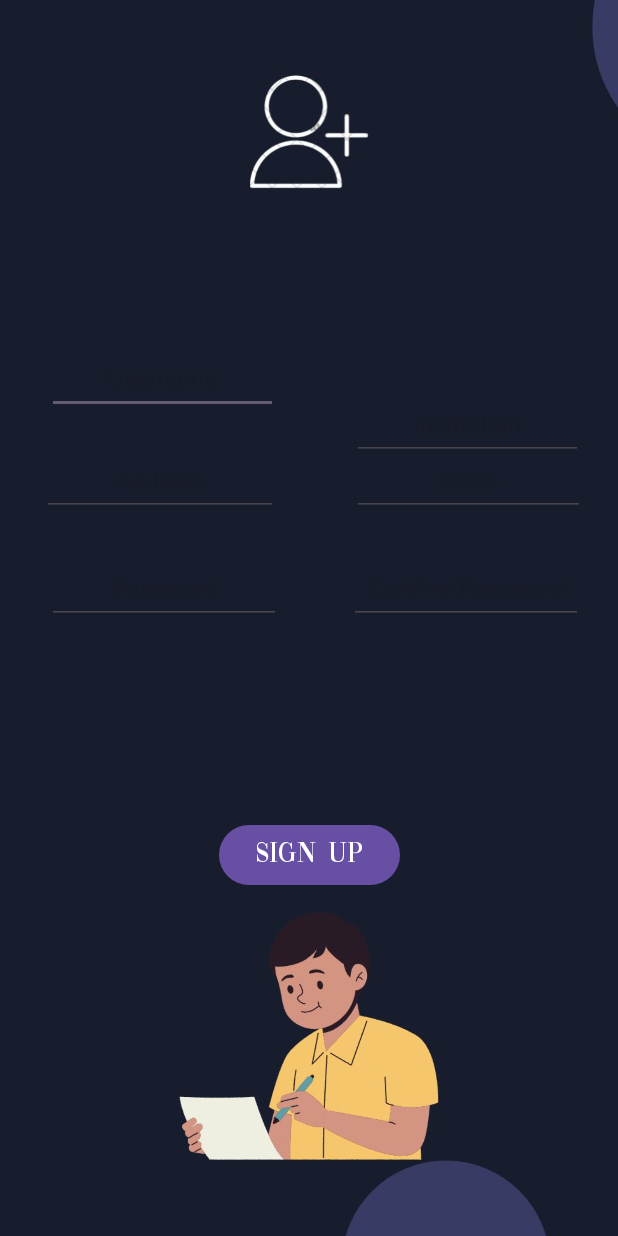
After one commit to Tanzim34/Golokdhadha, an Android app: the studentSignup screen opened directly, with no data from a screen before it, on a phone screen of 412 x 824 dp. The commit adds this screen. Run offline under Robolectric (Android 15) with nearby library versions, the phone set to English and light mode, and no system bars.

Commit message:
SignUpScreen added

```diff
--- a/app/src/main/AndroidManifest.xml
+++ b/app/src/main/AndroidManifest.xml
@@ -12,6 +12,9 @@
         android:supportsRtl="true"
         android:theme="@style/Theme.MyApplication"
         tools:targetApi="31">
+        <activity
+            android:name=".studentSignup"
+            android:exported="false" />
         <activity
             android:name=".teacherlogin"
             android:exported="false" />
--- a/app/src/main/java/com/example/myapplication/MainActivity.java
+++ b/app/src/main/java/com/example/myapplication/MainActivity.java
@@ -21,12 +21,20 @@ public class MainActivity extends AppCompatActivity {
             @Override
             public void onClick(View view){
                 setContentView(R.layout.signlogin);
+                Button signUp = findViewById(R.id.signup);
                 Button back = findViewById(R.id.back);
                 Button login = findViewById(R.id.login);
                 login.setOnClickListener(new View.OnClickListener() {
                     @Override
                     public void onClick(View view) {
                         gostdLogin();
+                    }
+                });
+                signUp.setOnClickListener(new View.OnClickListener() {
+                    @Override
+                    public void onClick(View view) {
+                        Intent intent = new Intent(MainActivity.this, studentSignup.class);
+                        startActivity(intent);
                     }
                 });
                 back.setOnClickListener(new View.OnClickListener() {
@@ -60,5 +68,9 @@ public class MainActivity extends AppCompatActivity {
         Intent intent = new Intent(this, teacherlogin.class);
         startActivity(intent);
     }
+    public void gostdSignup(){
+
+    }
+
 
 }
--- /dev/null
+++ b/app/src/main/java/com/example/myapplication/studentSignup.java
@@ -0,0 +1,14 @@
+package com.example.myapplication;
+
+import androidx.appcompat.app.AppCompatActivity;
+
+import android.os.Bundle;
+
+public class studentSignup extends AppCompatActivity {
+
+    @Override
+    protected void onCreate(Bundle savedInstanceState) {
+        super.onCreate(savedInstanceState);
+        setContentView(R.layout.activity_student_signup);
+    }
+}
--- /dev/null
+++ b/app/src/main/res/layout/activity_student_signup.xml
@@ -0,0 +1,126 @@
+<?xml version="1.0" encoding="utf-8"?>
+<androidx.constraintlayout.widget.ConstraintLayout xmlns:android="http://schemas.android.com/apk/res/android"
+    xmlns:app="http://schemas.android.com/apk/res-auto"
+    xmlns:tools="http://schemas.android.com/tools"
+    android:layout_width="match_parent"
+    android:layout_height="match_parent"
+    tools:context=".MainActivity"
+    tools:ignore="ExtraText">
+
+    <ImageView
+        android:id="@+id/sSignupScreen"
+        android:layout_width="0dp"
+        android:layout_height="0dp"
+        android:scaleType="centerCrop"
+        android:src="@drawable/studentsignup"
+        app:layout_constraintBottom_toBottomOf="parent"
+        app:layout_constraintEnd_toEndOf="parent"
+        app:layout_constraintHorizontal_bias="0.0"
+        app:layout_constraintStart_toStartOf="parent"
+        app:layout_constraintTop_toTopOf="parent"
+        app:layout_constraintVertical_bias="0.0" />
+
+    <Button
+        android:id="@+id/ssignup"
+        android:layout_width="wrap_content"
+        android:layout_height="wrap_content"
+        android:layout_marginBottom="199dp"
+        android:fontFamily="@font/tata"
+        android:text="SIGN UP"
+        android:textSize="20sp"
+        app:layout_constraintBottom_toBottomOf="parent"
+        app:layout_constraintEnd_toEndOf="parent"
+        app:layout_constraintStart_toStartOf="parent"
+        app:layout_constraintTop_toBottomOf="@+id/sInstitution" />
+
+    <EditText
+        android:id="@+id/sUsername"
+        android:layout_width="0dp"
+        android:layout_height="48dp"
+        android:layout_marginStart="31dp"
+        android:layout_marginTop="228dp"
+        android:layout_marginEnd="49dp"
+        android:gravity="center"
+        android:hint="Username"
+        android:textSize="16sp"
+        app:layout_constraintEnd_toStartOf="@+id/sInstitution"
+        app:layout_constraintStart_toStartOf="parent"
+        app:layout_constraintTop_toTopOf="parent"
+        tools:ignore="MissingConstraints" />
+
+    <EditText
+        android:id="@+id/sAddress"
+        android:layout_width="157dp"
+        android:layout_height="48dp"
+        android:layout_marginStart="32dp"
+        android:layout_marginTop="296dp"
+        android:layout_marginEnd="49dp"
+        android:gravity="center"
+        android:hint="Address"
+        android:textSize="16sp"
+        app:layout_constraintEnd_toStartOf="@+id/sClass"
+        app:layout_constraintStart_toStartOf="parent"
+        app:layout_constraintTop_toTopOf="parent"
+        tools:ignore="MissingConstraints" />
+
+    <EditText
+        android:id="@+id/sPassword"
+        android:layout_width="0dp"
+        android:layout_height="48dp"
+        android:layout_marginStart="31dp"
+        android:layout_marginTop="368dp"
+        android:layout_marginEnd="45dp"
+        android:gravity="center"
+        android:hint="Password"
+        android:inputType="textPassword"
+        android:textSize="16sp"
+        app:layout_constraintEnd_toStartOf="@+id/sConfirm"
+        app:layout_constraintStart_toStartOf="parent"
+        app:layout_constraintTop_toTopOf="parent" />
+
+    <EditText
+        android:id="@+id/sInstitution"
+        android:layout_width="0dp"
+        android:layout_height="48dp"
+        android:layout_marginTop="228dp"
+        android:layout_marginEnd="23dp"
+        android:layout_marginBottom="209dp"
+        android:gravity="center"
+        android:hint="Institution"
+        android:textSize="16sp"
+        app:layout_constraintBottom_toTopOf="@+id/ssignup"
+        app:layout_constraintEnd_toEndOf="parent"
+        app:layout_constraintStart_toEndOf="@+id/sUsername"
+        app:layout_constraintTop_toTopOf="parent"
+        tools:ignore="MissingConstraints" />
+
+    <EditText
+        android:id="@+id/sClass"
+        android:layout_width="155dp"
+        android:layout_height="48dp"
+        android:layout_marginTop="296dp"
+        android:layout_marginEnd="26dp"
+        android:gravity="center"
+        android:hint="Class"
+        android:textSize="16sp"
+        app:layout_constraintEnd_toEndOf="parent"
+        app:layout_constraintStart_toEndOf="@+id/sAddress"
+        app:layout_constraintTop_toTopOf="parent"
+        tools:ignore="MissingConstraints" />
+
+    <EditText
+        android:id="@+id/sConfirm"
+        android:layout_width="0dp"
+        android:layout_height="48dp"
+        android:layout_marginTop="368dp"
+        android:layout_marginEnd="23dp"
+        android:gravity="center"
+        android:hint="Confirm Password"
+        android:inputType="textPassword"
+        android:textSize="16sp"
+        app:layout_constraintEnd_toEndOf="parent"
+        app:layout_constraintStart_toEndOf="@+id/sPassword"
+        app:layout_constraintTop_toTopOf="parent"
+        tools:ignore="MissingConstraints" />
+
+</androidx.constraintlayout.widget.ConstraintLayout>
```
